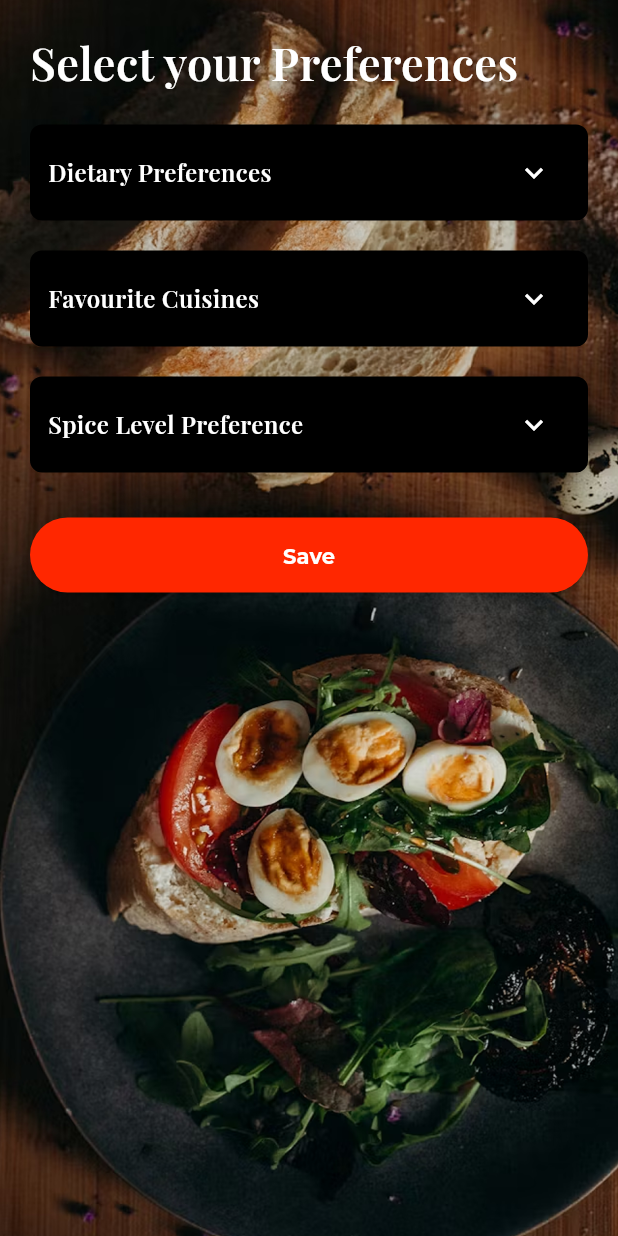
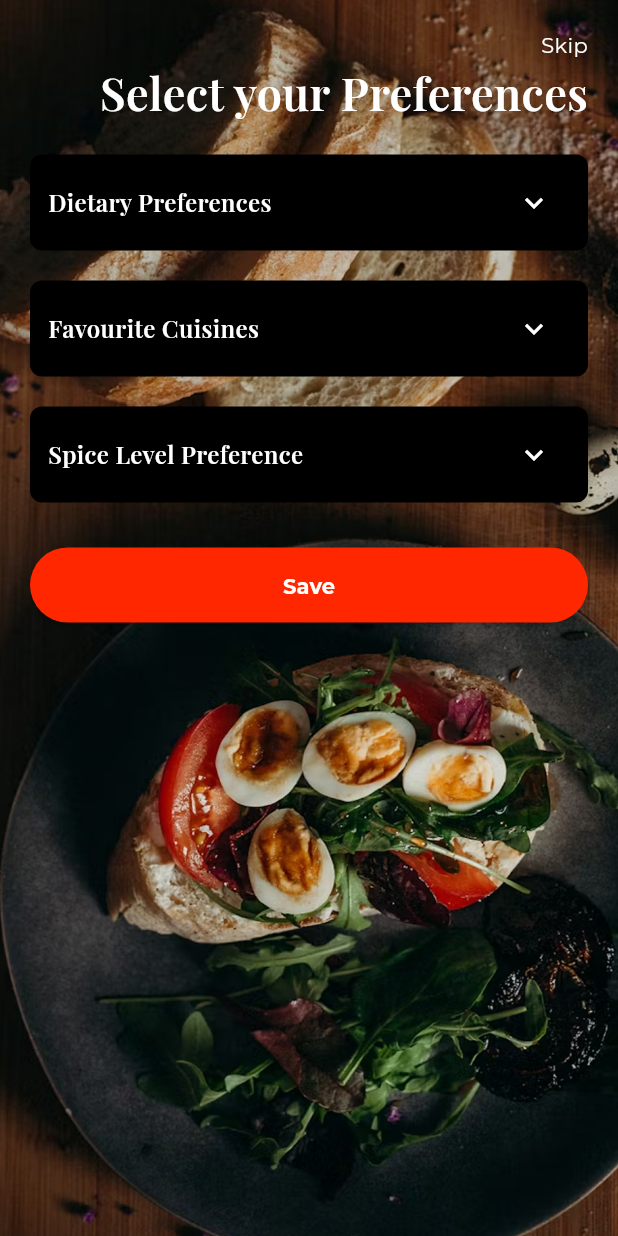
Before and after one commit to AnasKhan176/ChefLevel, a Flutter app: the PreferencesScreen screen opened directly, on a phone screen of 412 x 824 dp. Run offline on Flutter 3.47's test engine with Material 3 defaults, Android fonts, the phone set to English and light mode, and no system bars; our stand-ins replace device_info_plus, dio, email_validator, get, get_it, google_fonts and 3 more; missing offline and left inert: mobile_device_identifier; accounts and stored records are empty; network calls fail.

Commit message:
home screen ui changes, getx, skip added in preference screen, login message changes

```diff
--- a/lib/core/ui/preference/preference_screen.dart
+++ b/lib/core/ui/preference/preference_screen.dart
@@ -152,8 +152,35 @@ class _PreferencesScreenState extends State<PreferencesScreen> {
               padding: const EdgeInsets.symmetric(horizontal: 20, vertical: 20),
               child: SingleChildScrollView(
                 child: Column(
-                  crossAxisAlignment: CrossAxisAlignment.start,
+                  crossAxisAlignment: CrossAxisAlignment.end,
                   children: [
+                    Positioned(
+                      top: 40,
+                      right: 20,
+                      child: GestureDetector(
+                        onTap: () {
+                          Navigator.pushReplacement(
+                            context,
+                            MaterialPageRoute(builder: (_) => HomeScreen()),
+                          );
+                        },
+                        child: Text(
+                          AppString.skip,
+                          style:
+                          // TextStyle(
+                          //   fontSize: 16,
+                          //   fontWeight: FontWeight.w400,
+                          //   color: AppColor.WHITE,
+                          // ),
+                          GoogleFonts.montserrat(
+                            fontSize: 14,
+                            fontWeight: FontWeight.w400,
+                            fontStyle: FontStyle.normal,
+                            color: Colors.white,
+                          ),
+                        ),
+                      ),
+                    ),
                     Text(
                       AppString.selectYourPrefs,
                       style: GoogleFonts.playfairDisplay(
--- a/lib/routes/app_routes.dart
+++ b/lib/routes/app_routes.dart
@@ -42,7 +42,7 @@ class AppRoutes {
 
 
         case homeScreen:
-          return MaterialPageRoute(builder: (_) => const HomeScreen());
+          return MaterialPageRoute(builder: (_) => HomeScreen());
 
       default:
                 return MaterialPageRoute(
--- a/pubspec.yaml
+++ b/pubspec.yaml
@@ -43,6 +43,7 @@ dependencies:
   flutter_udid: ^4.1.1
   mobile_device_identifier: ^0.0.3
   device_info_plus: ^12.3.0
+  get: ^4.7.3
 
 
 
```
Also changed, not shown: lib/core/controller/favourite_receipe_controller.dart (added, +15 -0 lines), lib/core/ui/auth/login_screen.dart (+1 -6 lines), lib/core/ui/home/home.dart (+78 -11 lines), pubspec.lock.
